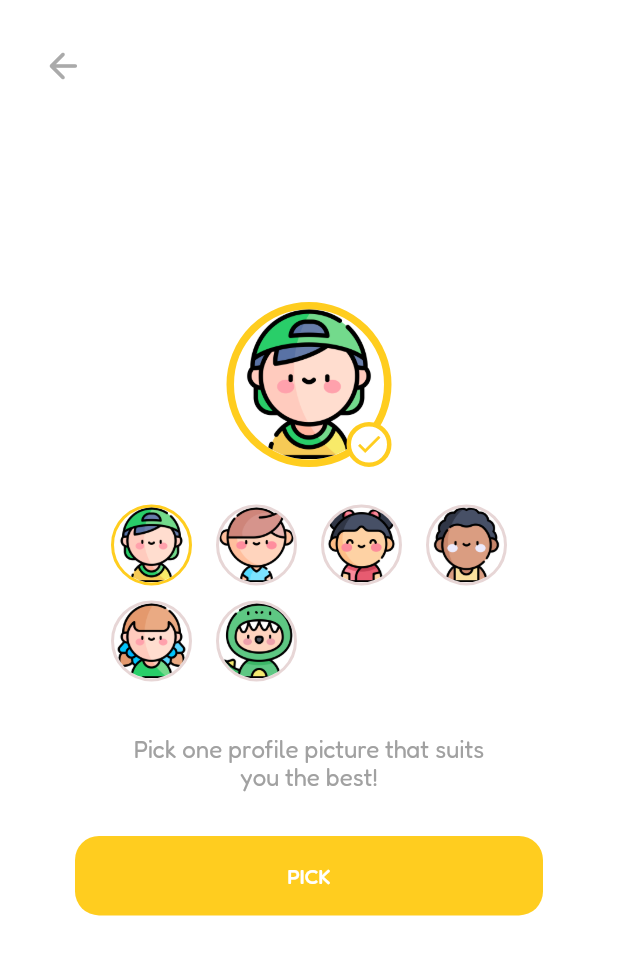
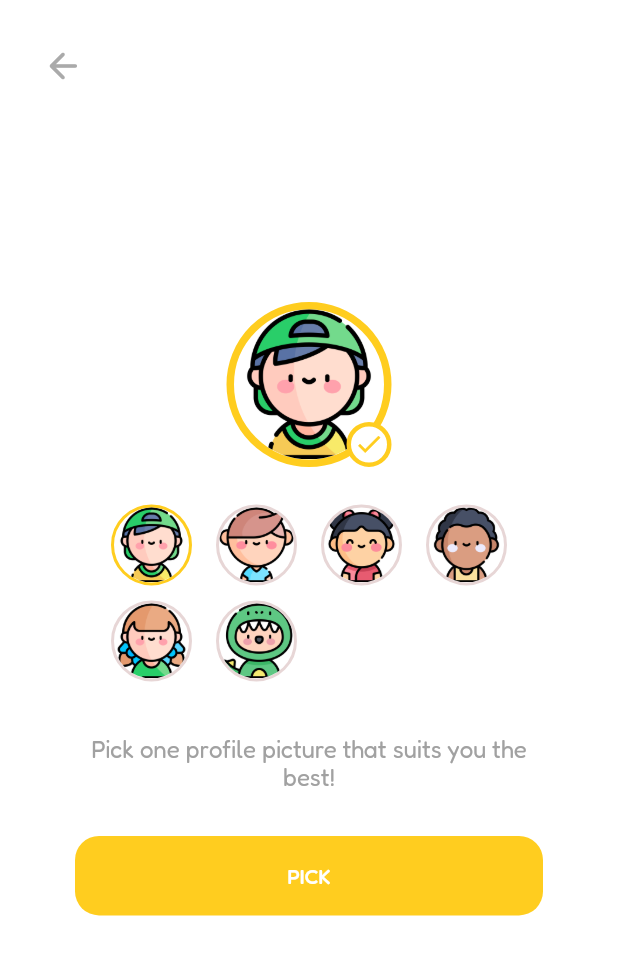
Before and after one commit to danielremoquillo/filsign_learn_app, a Flutter app: the screen it shows once a user with an empty profile is signed in, after a tap on "ENTER", on a phone screen of 412 x 824 dp. Shown: the top 955 px of the screen. Run offline on Flutter 3.47's test engine with Material 2 defaults, Android fonts, the light colour scheme and no system bars; drawn by our look-alikes of animated_text_kit; our stand-ins replace cloud_firestore, firebase_auth, firebase_core, flutter_custom_clippers, flutter_native_splash, google_sign_in and 2 more; accounts and stored records are empty.

Commit message:
adjust animated text width

```diff
--- a/lib/screens/user/new_user/get_profile_image_screen.dart
+++ b/lib/screens/user/new_user/get_profile_image_screen.dart
@@ -152,7 +152,7 @@ class _GetProfileImageScreenState extends State<GetProfileImageScreen> {
                     const SizedBox(height: 25.0),
 
                     SizedBox(
-                      width: 250,
+                      width: MediaQuery.of(context).size.width,
                       child: AnimatedTextKit(
                           isRepeatingAnimation: false,
                           animatedTexts: [
--- a/lib/screens/user/new_user/get_username_screen.dart
+++ b/lib/screens/user/new_user/get_username_screen.dart
@@ -33,7 +33,7 @@ class _GetUsernameScreenState extends State<GetUsernameScreen> {
                 Lottie.asset('assets/lottie/username.json',
                     fit: BoxFit.contain, width: 400, height: 200),
                 SizedBox(
-                  width: 250,
+                  width: MediaQuery.of(context).size.width,
                   child: AnimatedTextKit(
                       isRepeatingAnimation: false,
                       animatedTexts: [
```
